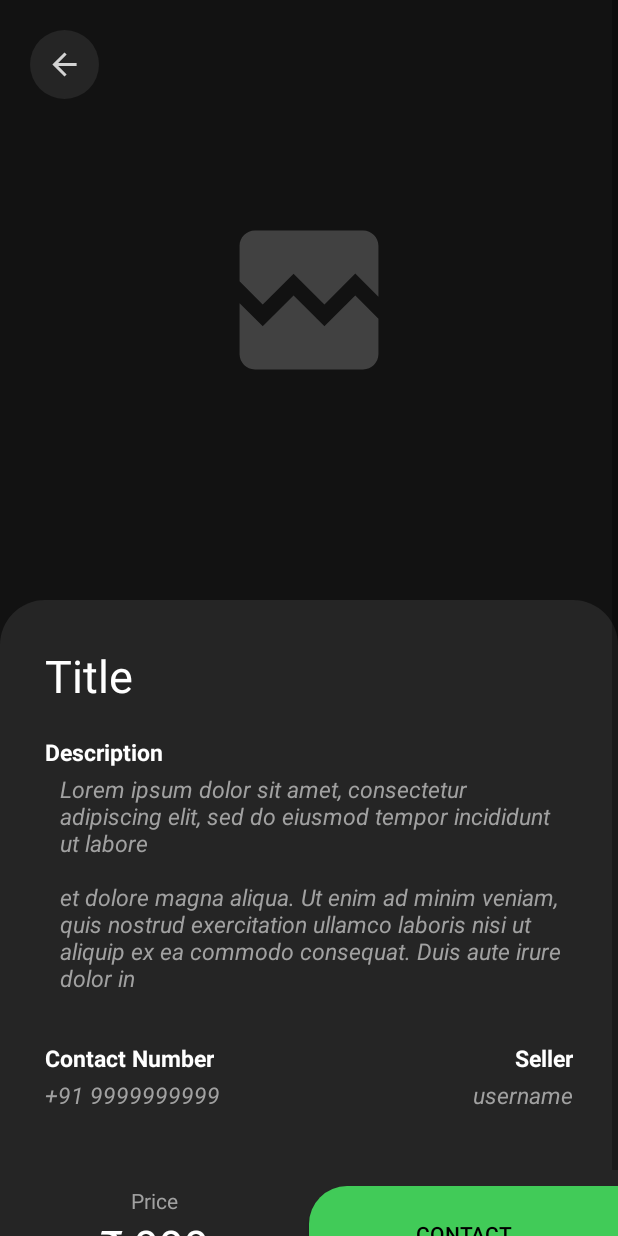
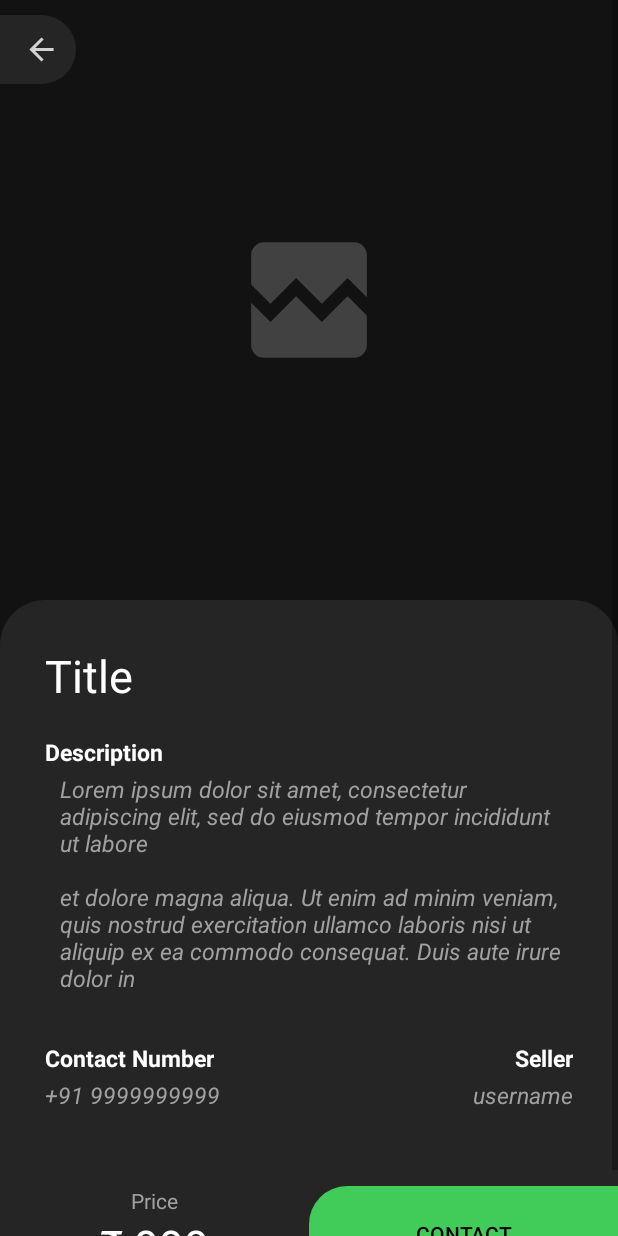
Before and after one commit to sarathlal-k-s/m-easyBUY, an Android app: the AdPageActivity screen opened directly, with no data from a screen before it, on a phone screen of 412 x 824 dp. Run offline under Robolectric (Android 15) with nearby library versions, the phone set to English and light mode, and no system bars; our stand-ins replace Picasso.

Commit message:
Ad page layout fixed

```diff
--- a/app/src/main/java/com/sarath/m_easybuy/AdPageActivity.java
+++ b/app/src/main/java/com/sarath/m_easybuy/AdPageActivity.java
@@ -9,6 +9,8 @@ import android.view.View;
 import android.widget.Button;
 import android.widget.ImageView;
 import android.widget.TextView;
+
+import com.squareup.picasso.Picasso;
 
 public class AdPageActivity extends AppCompatActivity {
     TextView title,description,price,phone,publisherName;
@@ -44,6 +46,7 @@ public class AdPageActivity extends AppCompatActivity {
             price.setText("₹ "+adItem.getPrice());
             phone.setText(adItem.getPhone());
             publisherName.setText(adItem.getPublisherName());
+            Picasso.get().load(adItem.getImage()).into(image);
         }
 
         final String phNo = phone.getText().toString().trim();
--- a/app/src/main/res/drawable/backbuttoncircle.xml
+++ b/app/src/main/res/drawable/backbuttoncircle.xml
@@ -1,8 +1,11 @@
 <?xml version="1.0" encoding="utf-8"?>
 <shape xmlns:android="http://schemas.android.com/apk/res/android">
     <solid
-        android:color="@color/lightGrey" />
+        android:color="@color/lightGrey"
+        android:width="1dp" />
     <corners
-        android:radius="500dp" />
+        android:topRightRadius="400dp"
+        android:bottomRightRadius="400dp"
+        />
 
 </shape>
--- a/app/src/main/res/layout/activity_adpage.xml
+++ b/app/src/main/res/layout/activity_adpage.xml
@@ -12,34 +12,48 @@
         android:layout_width="match_parent">
 
         <ImageView
-            android:padding="5dp"
             android:background="@drawable/backbuttoncircle"
             android:id="@+id/backbutton"
             android:layout_width="wrap_content"
             android:layout_height="wrap_content"
             android:src="@drawable/ic_backbutton"
-            android:layout_marginLeft="20dp"
-            android:layout_marginTop="20dp"
+            android:layout_marginTop="10dp"
+            android:paddingLeft="10dp"
+            android:paddingTop="5dp"
+            android:paddingBottom="5dp"
+            android:paddingRight="5dp"
+            app:layout_constraintLeft_toLeftOf="parent"
             app:layout_constraintTop_toTopOf="parent"
-            app:layout_constraintStart_toStartOf="parent"
-            app:layout_constraintRight_toRightOf="parent"
             />
 
-        <ImageView
-            android:id="@+id/imageViewAdpageImage"
-            android:layout_width="400dp"
-            android:layout_height="400dp"
-            android:padding="20dp"
-            android:src="@drawable/imageplaceholder"
+        <androidx.cardview.widget.CardView
+            android:id="@+id/cardViewImage"
+            app:cardElevation="0dp"
+            android:layout_width="300dp"
+            android:layout_height="300dp"
+            app:cardCornerRadius="20dp"
+            app:cardBackgroundColor="@color/darkGrey"
+            android:layout_marginTop="50dp"
             app:layout_constraintEnd_toEndOf="parent"
             app:layout_constraintStart_toStartOf="parent"
-            app:layout_constraintTop_toTopOf="parent" />
+            app:layout_constraintTop_toTopOf="parent">
+
+                <ImageView
+                    android:id="@+id/imageViewAdpageImage"
+                    android:layout_width="match_parent"
+                    android:layout_height="match_parent"
+                    android:src="@drawable/imageplaceholder"
+                    />
+
+        </androidx.cardview.widget.CardView>
+
 
         <androidx.constraintlayout.widget.ConstraintLayout
             android:layout_width="match_parent"
             android:layout_height="wrap_content"
             app:layout_constraintBottom_toBottomOf="parent"
-            app:layout_constraintTop_toBottomOf="@id/imageViewAdpageImage"
+            app:layout_constraintTop_toBottomOf="@id/cardViewImage"
+            android:layout_marginTop="50dp"
             app:layout_constraintVertical_bias="1"
             android:background="@drawable/rect">
 
```
